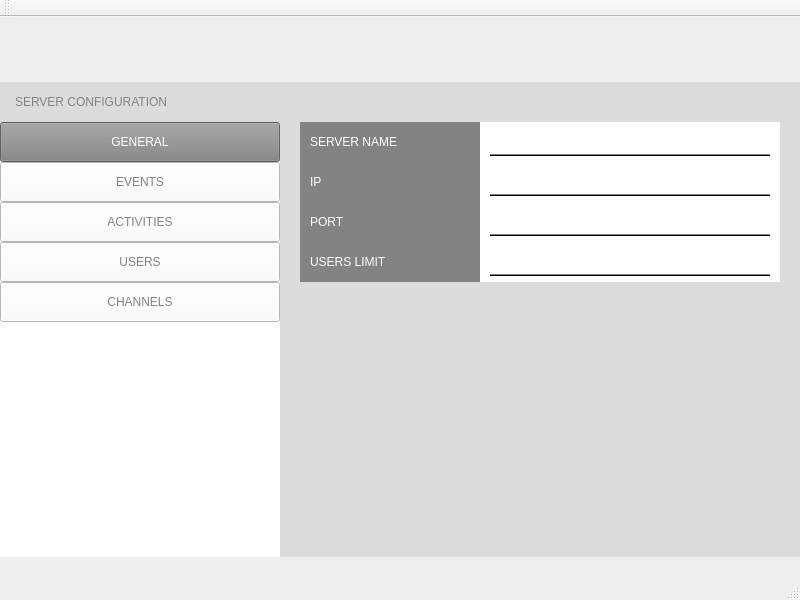
First picture: the form in DedicatedServer/VirtualShutterDedicatedServer/mainwindow.ui, repository bojakowsky/VirtualShutterProject-VoiceCommunicator, before the edit.
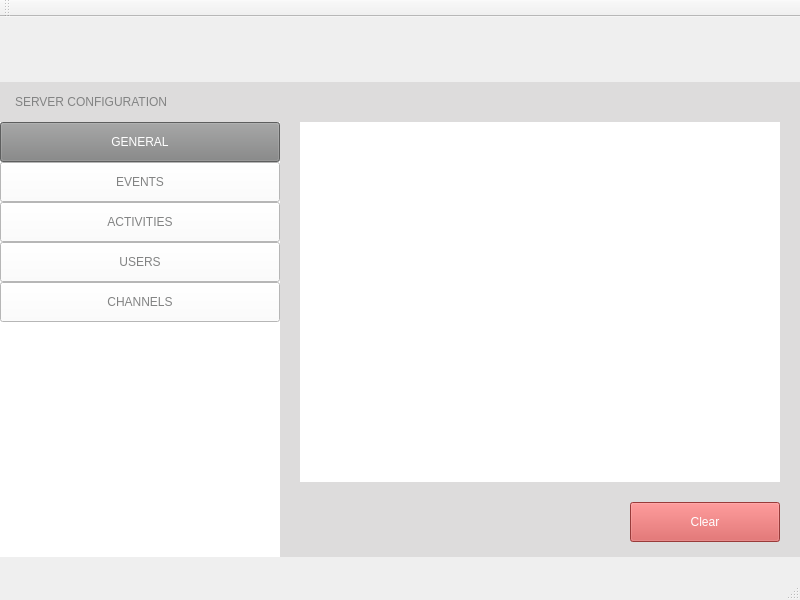
Second picture: the form after the edit. Icons and pictures are not drawn.

Commit message: Server config view with changing panels and showing active tab

```diff
--- a/DedicatedServer/VirtualShutterDedicatedServer/mainwindow.ui
+++ b/DedicatedServer/VirtualShutterDedicatedServer/mainwindow.ui
@@ -381,6 +381,113 @@
       </property>
      </widget>
     </widget>
+    <widget class="QPushButton" name="serverRunBtn">
+     <property name="geometry">
+      <rect>
+       <x>20</x>
+       <y>350</y>
+       <width>480</width>
+       <height>40</height>
+      </rect>
+     </property>
+     <property name="styleSheet">
+      <string notr="true">color: rgb(82, 83, 83);</string>
+     </property>
+     <property name="text">
+      <string>SERVER RUNNING</string>
+     </property>
+     <property name="icon">
+      <iconset resource="resources.qrc">
+       <normaloff>:/res/switch-on.png</normaloff>:/res/switch-on.png</iconset>
+     </property>
+     <property name="iconSize">
+      <size>
+       <width>30</width>
+       <height>30</height>
+      </size>
+     </property>
+     <property name="flat">
+      <bool>true</bool>
+     </property>
+    </widget>
+    <widget class="QWidget" name="widget_14" native="true">
+     <property name="geometry">
+      <rect>
+       <x>20</x>
+       <y>160</y>
+       <width>480</width>
+       <height>40</height>
+      </rect>
+     </property>
+     <property name="styleSheet">
+      <string notr="true">background-color: rgb(255, 255, 255);</string>
+     </property>
+     <widget class="QWidget" name="widget_15" native="true">
+      <property name="geometry">
+       <rect>
+        <x>0</x>
+        <y>0</y>
+        <width>180</width>
+        <height>40</height>
+       </rect>
+      </property>
+      <property name="styleSheet">
+       <string notr="true">background-color: rgb(130, 131, 131);</string>
+      </property>
+      <widget class="QLabel" name="label_7">
+       <property name="geometry">
+        <rect>
+         <x>10</x>
+         <y>10</y>
+         <width>160</width>
+         <height>20</height>
+        </rect>
+       </property>
+       <property name="styleSheet">
+        <string notr="true">color: rgb(255, 255, 255);
+font: 13pt &quot;Cantarell&quot;;</string>
+       </property>
+       <property name="text">
+        <string>PASSWORD</string>
+       </property>
+      </widget>
+     </widget>
+     <widget class="QLineEdit" name="lineEdit_6">
+      <property name="geometry">
+       <rect>
+        <x>190</x>
+        <y>0</y>
+        <width>280</width>
+        <height>30</height>
+       </rect>
+      </property>
+      <property name="frame">
+       <bool>false</bool>
+      </property>
+      <property name="alignment">
+       <set>Qt::AlignRight|Qt::AlignTrailing|Qt::AlignVCenter</set>
+      </property>
+     </widget>
+     <widget class="Line" name="line_6">
+      <property name="geometry">
+       <rect>
+        <x>190</x>
+        <y>32</y>
+        <width>280</width>
+        <height>2</height>
+       </rect>
+      </property>
+      <property name="styleSheet">
+       <string notr="true">background-color: rgb(130, 131, 131);</string>
+      </property>
+      <property name="frameShadow">
+       <enum>QFrame::Plain</enum>
+      </property>
+      <property name="orientation">
+       <enum>Qt::Horizontal</enum>
+      </property>
+     </widget>
+    </widget>
    </widget>
    <widget class="QWidget" name="widget_4" native="true">
     <property name="geometry">
@@ -531,6 +638,328 @@
      </property>
     </widget>
    </widget>
+   <widget class="QWidget" name="usersWidget" native="true">
+    <property name="geometry">
+     <rect>
+      <x>280</x>
+      <y>105</y>
+      <width>520</width>
+      <height>435</height>
+     </rect>
+    </property>
+    <property name="styleSheet">
+     <string notr="true">background-color: rgb(221, 220, 220);</string>
+    </property>
+    <widget class="QListView" name="usersList">
+     <property name="geometry">
+      <rect>
+       <x>20</x>
+       <y>0</y>
+       <width>480</width>
+       <height>360</height>
+      </rect>
+     </property>
+     <property name="styleSheet">
+      <string notr="true">background-color: rgb(255, 255, 255);</string>
+     </property>
+     <property name="frameShape">
+      <enum>QFrame::NoFrame</enum>
+     </property>
+     <property name="frameShadow">
+      <enum>QFrame::Plain</enum>
+     </property>
+    </widget>
+    <widget class="QPushButton" name="pushButton_6">
+     <property name="geometry">
+      <rect>
+       <x>20</x>
+       <y>380</y>
+       <width>150</width>
+       <height>40</height>
+      </rect>
+     </property>
+     <property name="styleSheet">
+      <string notr="true">background-color: rgb(130, 131, 131);
+color: rgb(255, 255, 255);</string>
+     </property>
+     <property name="text">
+      <string>Kick</string>
+     </property>
+    </widget>
+    <widget class="QPushButton" name="pushButton_7">
+     <property name="geometry">
+      <rect>
+       <x>185</x>
+       <y>380</y>
+       <width>150</width>
+       <height>40</height>
+      </rect>
+     </property>
+     <property name="styleSheet">
+      <string notr="true">background-color: rgb(130, 131, 131);
+color: rgb(255, 255, 255);</string>
+     </property>
+     <property name="text">
+      <string>Block</string>
+     </property>
+    </widget>
+    <widget class="QPushButton" name="pushButton_8">
+     <property name="geometry">
+      <rect>
+       <x>350</x>
+       <y>380</y>
+       <width>150</width>
+       <height>40</height>
+      </rect>
+     </property>
+     <property name="styleSheet">
+      <string notr="true">background-color: rgb(130, 131, 131);
+color: rgb(255, 255, 255);</string>
+     </property>
+     <property name="text">
+      <string>Channel</string>
+     </property>
+    </widget>
+   </widget>
+   <widget class="QWidget" name="channelsWidget" native="true">
+    <property name="geometry">
+     <rect>
+      <x>280</x>
+      <y>105</y>
+      <width>520</width>
+      <height>435</height>
+     </rect>
+    </property>
+    <property name="styleSheet">
+     <string notr="true">background-color: rgb(221, 220, 220);</string>
+    </property>
+    <widget class="QListView" name="channelsList">
+     <property name="geometry">
+      <rect>
+       <x>20</x>
+       <y>0</y>
+       <width>480</width>
+       <height>360</height>
+      </rect>
+     </property>
+     <property name="styleSheet">
+      <string notr="true">background-color: rgb(255, 255, 255);</string>
+     </property>
+     <property name="frameShape">
+      <enum>QFrame::NoFrame</enum>
+     </property>
+     <property name="frameShadow">
+      <enum>QFrame::Plain</enum>
+     </property>
+    </widget>
+    <widget class="QPushButton" name="pushButton_9">
+     <property name="geometry">
+      <rect>
+       <x>20</x>
+       <y>380</y>
+       <width>150</width>
+       <height>40</height>
+      </rect>
+     </property>
+     <property name="styleSheet">
+      <string notr="true">background-color: rgb(0, 157, 135);
+color: rgb(255, 255, 255);</string>
+     </property>
+     <property name="text">
+      <string>Add</string>
+     </property>
+     <property name="icon">
+      <iconset resource="resources.qrc">
+       <normaloff>:/res/icon-03.png</normaloff>:/res/icon-03.png</iconset>
+     </property>
+     <property name="iconSize">
+      <size>
+       <width>18</width>
+       <height>18</height>
+      </size>
+     </property>
+    </widget>
+    <widget class="QPushButton" name="pushButton_10">
+     <property name="geometry">
+      <rect>
+       <x>185</x>
+       <y>380</y>
+       <width>150</width>
+       <height>40</height>
+      </rect>
+     </property>
+     <property name="styleSheet">
+      <string notr="true">background-color: rgb(130, 131, 131);
+color: rgb(255, 255, 255);</string>
+     </property>
+     <property name="text">
+      <string>Edit</string>
+     </property>
+     <property name="icon">
+      <iconset resource="resources.qrc">
+       <normaloff>:/res/icon-01.png</normaloff>:/res/icon-01.png</iconset>
+     </property>
+     <property name="iconSize">
+      <size>
+       <width>18</width>
+       <height>18</height>
+      </size>
+     </property>
+    </widget>
+    <widget class="QPushButton" name="pushButton_11">
+     <property name="geometry">
+      <rect>
+       <x>350</x>
+       <y>380</y>
+       <width>150</width>
+       <height>40</height>
+      </rect>
+     </property>
+     <property name="styleSheet">
+      <string notr="true">background-color: rgb(214, 83, 81);
+color: rgb(255, 255, 255);</string>
+     </property>
+     <property name="text">
+      <string>Remove</string>
+     </property>
+     <property name="icon">
+      <iconset resource="resources.qrc">
+       <normaloff>:/res/icon-02.png</normaloff>:/res/icon-02.png</iconset>
+     </property>
+     <property name="iconSize">
+      <size>
+       <width>18</width>
+       <height>18</height>
+      </size>
+     </property>
+    </widget>
+   </widget>
+   <widget class="QWidget" name="activitiesWidget" native="true">
+    <property name="geometry">
+     <rect>
+      <x>280</x>
+      <y>105</y>
+      <width>520</width>
+      <height>435</height>
+     </rect>
+    </property>
+    <property name="styleSheet">
+     <string notr="true">background-color: rgb(221, 220, 220);</string>
+    </property>
+    <widget class="QListView" name="activitiesList">
+     <property name="geometry">
+      <rect>
+       <x>20</x>
+       <y>0</y>
+       <width>480</width>
+       <height>360</height>
+      </rect>
+     </property>
+     <property name="styleSheet">
+      <string notr="true">background-color: rgb(255, 255, 255);</string>
+     </property>
+     <property name="frameShape">
+      <enum>QFrame::NoFrame</enum>
+     </property>
+     <property name="frameShadow">
+      <enum>QFrame::Plain</enum>
+     </property>
+    </widget>
+    <widget class="QPushButton" name="pushButton_14">
+     <property name="geometry">
+      <rect>
+       <x>350</x>
+       <y>380</y>
+       <width>150</width>
+       <height>40</height>
+      </rect>
+     </property>
+     <property name="styleSheet">
+      <string notr="true">background-color: rgb(214, 83, 81);
+color: rgb(255, 255, 255);</string>
+     </property>
+     <property name="text">
+      <string>Clear</string>
+     </property>
+     <property name="icon">
+      <iconset resource="resources.qrc">
+       <normaloff>:/res/icon-02.png</normaloff>:/res/icon-02.png</iconset>
+     </property>
+     <property name="iconSize">
+      <size>
+       <width>18</width>
+       <height>18</height>
+      </size>
+     </property>
+    </widget>
+   </widget>
+   <widget class="QWidget" name="eventsWidget" native="true">
+    <property name="geometry">
+     <rect>
+      <x>280</x>
+      <y>105</y>
+      <width>520</width>
+      <height>435</height>
+     </rect>
+    </property>
+    <property name="styleSheet">
+     <string notr="true">background-color: rgb(221, 220, 220);</string>
+    </property>
+    <widget class="QListView" name="eventsList">
+     <property name="geometry">
+      <rect>
+       <x>20</x>
+       <y>0</y>
+       <width>480</width>
+       <height>360</height>
+      </rect>
+     </property>
+     <property name="styleSheet">
+      <string notr="true">background-color: rgb(255, 255, 255);</string>
+     </property>
+     <property name="frameShape">
+      <enum>QFrame::NoFrame</enum>
+     </property>
+     <property name="frameShadow">
+      <enum>QFrame::Plain</enum>
+     </property>
+    </widget>
+    <widget class="QPushButton" name="pushButton_15">
+     <property name="geometry">
+      <rect>
+       <x>350</x>
+       <y>380</y>
+       <width>150</width>
+       <height>40</height>
+      </rect>
+     </property>
+     <property name="styleSheet">
+      <string notr="true">background-color: rgb(214, 83, 81);
+color: rgb(255, 255, 255);</string>
+     </property>
+     <property name="text">
+      <string>Clear</string>
+     </property>
+     <property name="icon">
+      <iconset resource="resources.qrc">
+       <normaloff>:/res/icon-02.png</normaloff>:/res/icon-02.png</iconset>
+     </property>
+     <property name="iconSize">
+      <size>
+       <width>18</width>
+       <height>18</height>
+      </size>
+     </property>
+    </widget>
+   </widget>
+   <zorder>widget</zorder>
+   <zorder>widget_2</zorder>
+   <zorder>widget_4</zorder>
+   <zorder>usersWidget</zorder>
+   <zorder>generalWidget</zorder>
+   <zorder>channelsWidget</zorder>
+   <zorder>activitiesWidget</zorder>
+   <zorder>eventsWidget</zorder>
   </widget>
   <widget class="QMenuBar" name="menuBar">
    <property name="geometry">
```
Left out of the diff: 14 changed lines with no effect on the pictures. The commit also changes 11 other files.
